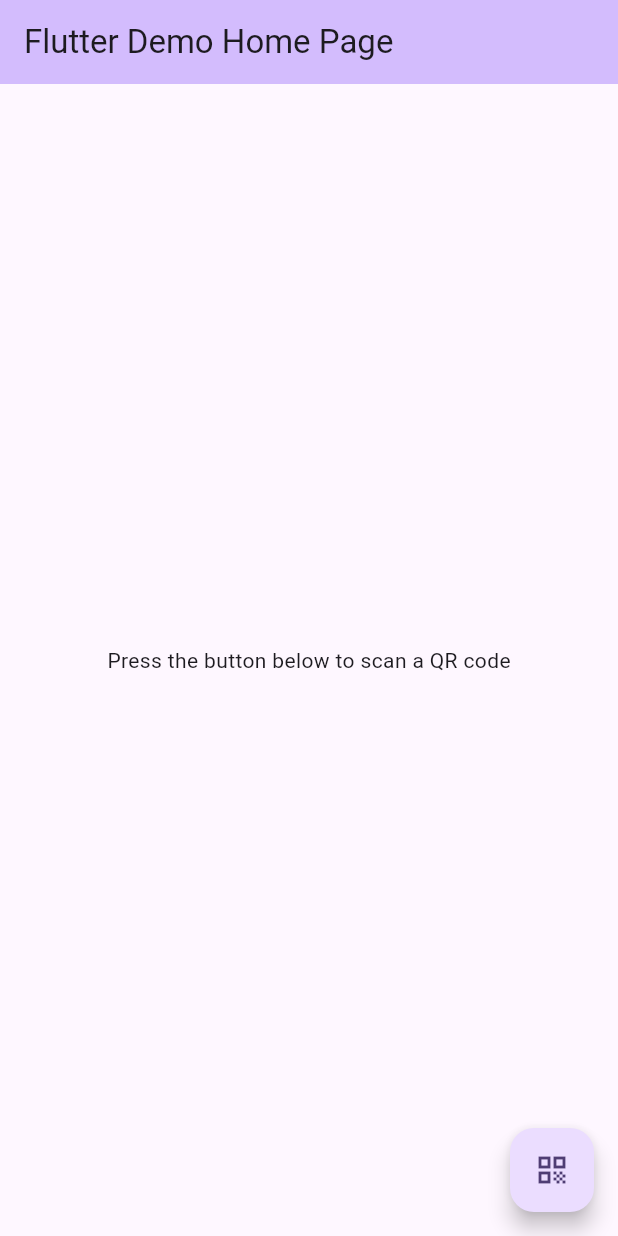
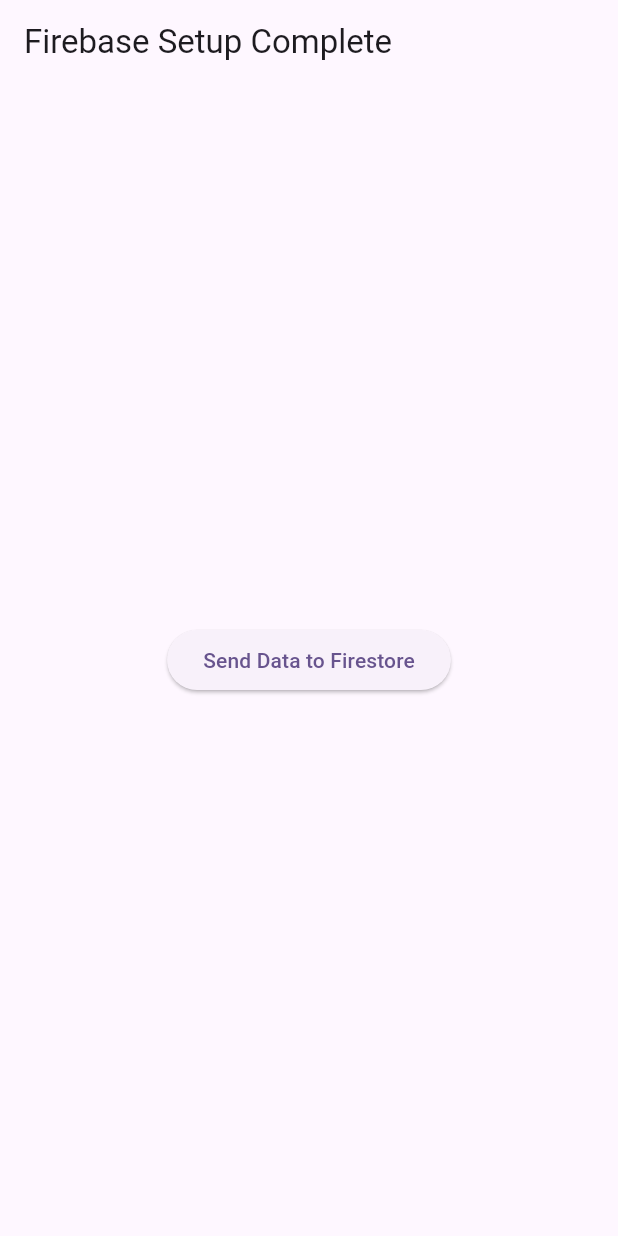
Before and after one commit to Sotos2013/dipae-tech-museum, a Flutter app: the screen it shows after launch, on a phone screen of 412 x 824 dp. Run offline on Flutter 3.47's test engine with Material 3 defaults, Android fonts, the phone set to English and light mode, and no system bars; our stand-ins replace cloud_firestore, firebase_core; missing offline and left inert: mobile_scanner; accounts and stored records are empty.

Commit message:
firebase

```diff
--- a/lib/main.dart
+++ b/lib/main.dart
@@ -1,77 +1,47 @@
 import 'package:flutter/material.dart';
-import 'qr_scanner_screen.dart';
-import 'qr_info_screen.dart'; // Εισαγωγή της οθόνης πληροφοριών
+import 'package:firebase_core/firebase_core.dart';
+import 'package:cloud_firestore/cloud_firestore.dart';
 
-void main() {
+void main() async {
+  WidgetsFlutterBinding.ensureInitialized(); // ✅ Αρχικοποίηση Flutter
+  await Firebase.initializeApp(); // ✅ Αρχικοποίηση Firebase
+
   runApp(const MyApp());
 }
 
 class MyApp extends StatelessWidget {
   const MyApp({super.key});
 
-  // This widget is the root of your application.
   @override
   Widget build(BuildContext context) {
     return MaterialApp(
-      title: 'Flutter Demo',
+      title: 'Firebase Setup',
       theme: ThemeData(
-        // This is the theme of your application.
-        //
-        // TRY THIS: Try running your application with "flutter run". You'll see
-        // the application has a purple toolbar. Then, without quitting the app,
-        // try changing the seedColor in the colorScheme below to Colors.green
-        // and then invoke "hot reload" (save your changes or press the "hot
-        // reload" button in a Flutter-supported IDE, or press "r" if you used
-        // the command line to start the app).
-        //
-        // Notice that the counter didn't reset back to zero; the application
-        // state is not lost during the reload. To reset the state, use hot
-        // restart instead.
-        //
-        // This works for code too, not just values: Most code changes can be
-        // tested with just a hot reload.
         colorScheme: ColorScheme.fromSeed(seedColor: Colors.deepPurple),
+        useMaterial3: true,
       ),
-      home: const MyHomePage(title: 'Flutter Demo Home Page'),
+      home: const MyHomePage(),
     );
   }
 }
 
-class MyHomePage extends StatefulWidget {
-  const MyHomePage({Key? key, required this.title}) : super(key: key);
+class MyHomePage extends StatelessWidget {
+  const MyHomePage({super.key});
 
-  final String title;
-
-  @override
-  State<MyHomePage> createState() => _MyHomePageState();
-}
-
-class _MyHomePageState extends State<MyHomePage> {
   @override
   Widget build(BuildContext context) {
     return Scaffold(
-      appBar: AppBar(
-        backgroundColor: Theme.of(context).colorScheme.inversePrimary,
-        title: Text(widget.title),
-      ),
+      appBar: AppBar(title: const Text('Firebase Setup Complete')),
       body: Center(
-        child: Column(
-          mainAxisAlignment: MainAxisAlignment.center,
-          children: const <Widget>[
-            Text('Press the button below to scan a QR code'),
-          ],
+        child: ElevatedButton(
+          onPressed: () async {
+            // 🔥 Δοκιμή σύνδεσης με Firestore
+            await FirebaseFirestore.instance
+                .collection('test')
+                .add({'message': 'Hello, Firebase!'});
+          },
+          child: const Text("Send Data to Firestore"),
         ),
-      ),
-      floatingActionButton: FloatingActionButton(
-        onPressed: () {
-          // Άνοιγμα της οθόνης σάρωσης QR κωδικών
-          Navigator.push(
-            context,
-            MaterialPageRoute(builder: (context) => const QRScannerScreen()),
-          );
-        },
-        tooltip: 'Scan QR Code',
-        child: const Icon(Icons.qr_code),
       ),
     );
   }
--- a/lib/qr_scanner_screen.dart
+++ b/lib/qr_scanner_screen.dart
@@ -1,7 +1,9 @@
 import 'package:flutter/material.dart';
 import 'package:mobile_scanner/mobile_scanner.dart';
-import 'qr_info_screen.dart'; // Εισαγωγή της οθόνης πληροφοριών
-import 'dart:async'; // Προσθήκη για το Timer
+import 'package:cloud_firestore/cloud_firestore.dart'; // Εισαγωγή του Firestore
+import 'dart:async';
+
+import 'package:untitled1/qr_info_screen.dart'; // Προσθήκη για το Timer
 
 class QRScannerScreen extends StatefulWidget {
   const QRScannerScreen({Key? key}) : super(key: key);
@@ -14,6 +16,7 @@
   MobileScannerController cameraController = MobileScannerController();
   bool _isScanning = true; // Flag για έλεγχο πολλαπλών κλήσεων
   Timer? _debounceTimer; // Timer για debounce
+  final FirebaseFirestore _firestore = FirebaseFirestore.instance; // Firestore instance
 
   @override
   void dispose() {
@@ -22,19 +25,44 @@
     super.dispose();
   }
 
-  // Συνάρτηση για έλεγχο του περιεχομένου του QR κωδικού
-  bool _isValidQRCode(String code) {
-    // Παράδειγμα: Ο QR κωδικός πρέπει να περιέχει τη λέξη "SPECIAL"
-    return code.contains("");
+  // Συνάρτηση για έλεγχο του QR code στο Firestore
+  Future<void> _checkQRCode(String code) async {
+    final doc = await _firestore.collection('valid_qr_codes').doc(code).get();
+    if (doc.exists) {
+      // Ο QR code είναι έγκυρος
+      final data = doc.data() as Map<String, dynamic>;
+      Navigator.push(
+        context,
+        MaterialPageRoute(
+          builder: (context) => QRInfoScreen(
+            qrData: '${data['name']}\n${data['description']}',
+          ),
+        ),
+      );
+    } else {
+      // Ο QR code δεν είναι έγκυρος
+      ScaffoldMessenger.of(context).showSnackBar(
+        const SnackBar(
+          content: Text('Invalid QR Code'),
+          duration: Duration(seconds: 2),
+        ),
+      );
+    }
   }
 
   @override
   Widget build(BuildContext context) {
     return Scaffold(
       appBar: AppBar(
-        title: const Text('Scan QR Code'),
+        backgroundColor: Colors.deepPurple,
+        title: const Text(
+          'Scan QR Code',
+          style: TextStyle(color: Colors.white),
         ),
-      body: MobileScanner(
+      ),
+      body: Stack(
+        children: [
+          MobileScanner(
             controller: cameraController,
             onDetect: (capture) {
               if (!_isScanning) return; // Αν η σάρωση δεν είναι ενεργή, σταματάμε
@@ -43,35 +71,38 @@
 
               _debounceTimer = Timer(const Duration(milliseconds: 500), () {
                 final String? code = capture.barcodes.first.rawValue;
-            if (code != null && _isValidQRCode(code)) {
+                if (code != null) {
                   setState(() {
                     _isScanning = false; // Απενεργοποίηση της σάρωσης
                   });
 
-              // Πλοήγηση στην οθόνη πληροφοριών
-              Navigator.push(
-                context,
-                MaterialPageRoute(
-                  builder: (context) => QRInfoScreen(qrData: code),
-                ),
-              ).then((_) {
+                  // Έλεγχος του QR code στο Firestore
+                  _checkQRCode(code).then((_) {
                     // Επαναφορά της σάρωσης
                     setState(() {
                       _isScanning = true;
                     });
                   });
-            } else {
-              // Εμφάνιση μηνύματος λάθους αν ο QR κωδικός δεν είναι έγκυρος
-              ScaffoldMessenger.of(context).showSnackBar(
-                const SnackBar(
-                  content: Text('Invalid QR Code'),
-                  duration: Duration(seconds: 2),
-                ),
-              );
                 }
               });
             },
           ),
+          // Προσθήκη overlay για την κάμερα
+          Center(
+            child: Container(
+              width: 250,
+              height: 250,
+              decoration: BoxDecoration(
+                border: Border.all(
+                  color: Colors.deepPurple,
+                  width: 4,
+                ),
+                borderRadius: BorderRadius.circular(20),
+              ),
+            ),
+          ),
+        ],
+      ),
     );
   }
 }
--- a/pubspec.yaml
+++ b/pubspec.yaml
@@ -35,6 +35,8 @@
   # The following adds the Cupertino Icons font to your application.
   # Use with the CupertinoIcons class for iOS style icons.
   cupertino_icons: ^1.0.8
+  firebase_core: ^3.12.1
+  cloud_firestore: ^5.6.5
 
 dev_dependencies:
   flutter_test:
```
Also changed, not shown: pubspec.lock, 5 other files. Lines whose indentation alone changed are shown as unchanged.
